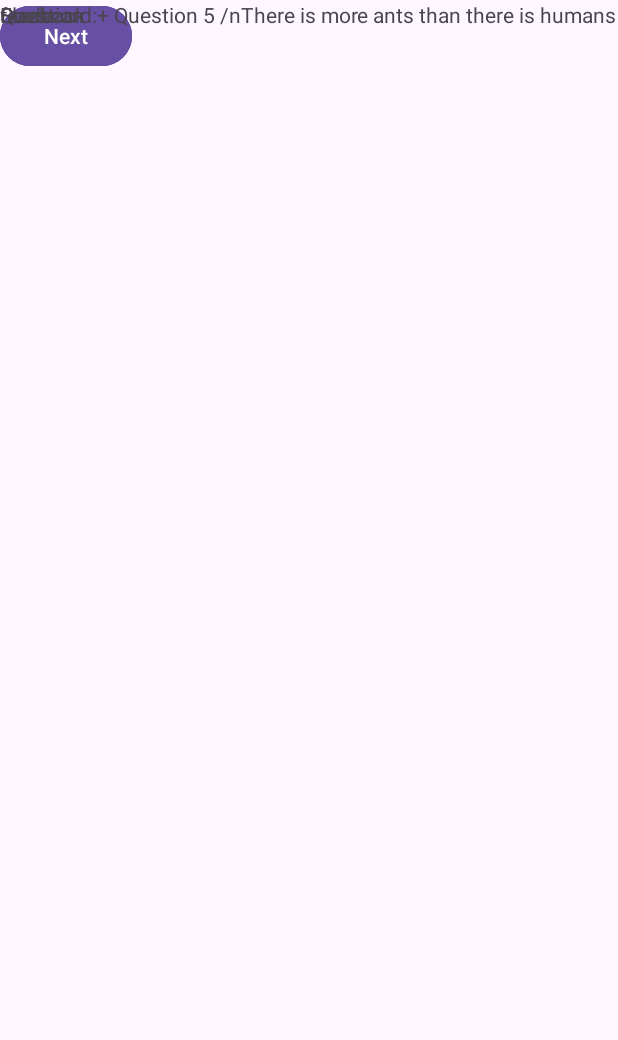
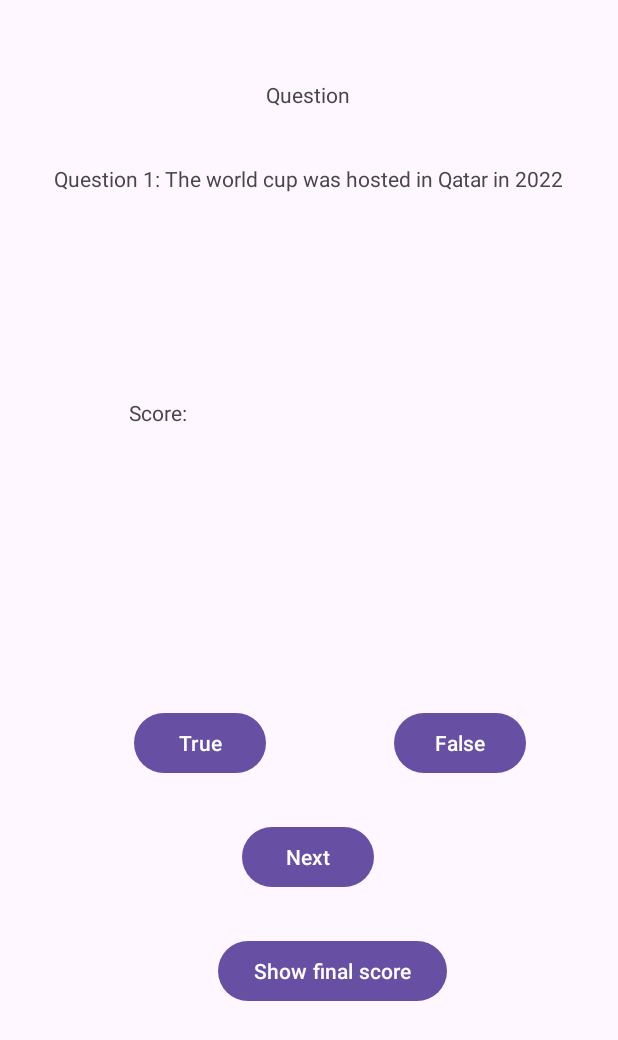
Before and after one commit to Taariq-Faker/Taariq-Faker-ST10479271-IMAD-ASSIGNEMENT-2, an Android app: the FlashcardQuestionScreen screen opened directly, with no data from a screen before it, on a phone screen of 412 x 824 dp. Shown: the top 1040 px of the screen. Run offline under Robolectric (Android 15) with nearby library versions, the phone set to English and light mode, and no system bars.

Commit message:
-Coding  second page -Worked out how to get arrays to work 05/05/25

```diff
--- a/app/src/main/java/vcmsa/ci/taariq_faker_st10479271_imad_assignement_2/FlashcardQuestionScreen.kt
+++ b/app/src/main/java/vcmsa/ci/taariq_faker_st10479271_imad_assignement_2/FlashcardQuestionScreen.kt
@@ -8,15 +8,16 @@ import androidx.activity.enableEdgeToEdge
 import androidx.appcompat.app.AppCompatActivity
 import androidx.core.view.ViewCompat
 import androidx.core.view.WindowInsetsCompat
+import androidx.core.view.isVisible
 
 class FlashcardQuestionScreen : AppCompatActivity() {
 
     var questions = arrayOf<String>(
-        "Question 1 /n" +"The world cup was hosted in Qatar in 2022",
-        "Question 2 /n" +"The US dollar in more valuable than the South African Rand",
-        "Question 3 /n" + "Humans have 4 lungs ",
-        "Question 4 /n" + "Humans can breathe under water",
-        "Question 5 /n" + "There is more ants than there is humans"
+        "Question 1: " +"The world cup was hosted in Qatar in 2022",
+        "Question 2:" +"The US dollar in more valuable than the South African Rand",
+        "Question 3: " + "Humans have 4 lungs ",
+        "Question 4: " + "Humans can breathe under water",
+        "Question 5: " + "There is more ants than there is humans"
     )
 
     var answers= arrayOf(
@@ -45,8 +46,9 @@ class FlashcardQuestionScreen : AppCompatActivity() {
         val questionText = findViewById<TextView>(R.id.questionText)
         val nextButton = findViewById<Button>(R.id.nextButton)
         val scoreTextView=findViewById<TextView>(R.id.scoreText)
+        val finalScore=findViewById<Button>(R.id.finalScoreButton)
 
-        showQuestion(currentIndex)
+        showQuestion(currentIndex, questionText)
 
         trueButton.setOnClickListener {
 
@@ -60,23 +62,29 @@ class FlashcardQuestionScreen : AppCompatActivity() {
 
         nextButton.setOnClickListener {
             currentIndex++
+            showQuestion(currentIndex, questionText)
         }
         if (currentIndex < totalQuestions) {
-            showQuestion(currentIndex)
+            showQuestion(currentIndex, questionText)
             trueButton.isEnabled = true
             falseButton.isEnabled = true
         } else {
-            FinalScore()
+            questionText.text="Quiz Complete"
+            scoreTextView.text="You score: $score out of $totalQuestions"
+            trueButton.isEnabled=false
+            falseButton.isEnabled=false
+            nextButton.isEnabled=false
+            finalScore.isVisible=true
         }
 
-        for (question in questions) {
-            questionText.setText("Flashcard:+ $question")
+
+
     }
 
-        fun showQuestion (index:Int){
-            questionText.text="Question ${index +1}:${questions[index]}"
+    fun showQuestion (index:Int, tv:TextView){
+        tv.text=questions[index]
+    }
 
-        }
     fun checkAnswer(studentAnswer:Boolean)
     {
         if (studentAnswer==answers[currentIndex]) {
@@ -91,22 +99,5 @@ class FlashcardQuestionScreen : AppCompatActivity() {
         }
     }
 
-        fun FinalScore()
-        {
-            questionText.text="Quiz Complete"
-            scoreTextView.text="You score: $score out of $totalQuestions"
-            trueButton.isEnabled=false
-            falseButton.isEnabled=false
-            nextButton.isEnabled=false
+
 }
-
-
-
-
-        ViewCompat.setOnApplyWindowInsetsListener(findViewById(R.id.main)) { v, insets ->
-            val systemBars = insets.getInsets(WindowInsetsCompat.Type.systemBars())
-            v.setPadding(systemBars.left, systemBars.top, systemBars.right, systemBars.bottom)
-            insets
-        }
-    }
-}
--- a/app/src/main/res/layout/activity_flashcard_question_screen.xml
+++ b/app/src/main/res/layout/activity_flashcard_question_screen.xml
@@ -12,53 +12,81 @@
         android:layout_width="wrap_content"
         android:layout_height="wrap_content"
         android:text="True"
-        tools:layout_editor_absoluteX="81dp"
-        tools:layout_editor_absoluteY="415dp" />
+        app:layout_constraintBottom_toBottomOf="parent"
+        app:layout_constraintEnd_toEndOf="parent"
+        app:layout_constraintHorizontal_bias="0.275"
+        app:layout_constraintStart_toStartOf="parent"
+        app:layout_constraintTop_toTopOf="parent"
+        app:layout_constraintVertical_bias="0.607" />
 
     <Button
         android:id="@+id/falseButton"
         android:layout_width="wrap_content"
         android:layout_height="wrap_content"
         android:text="False"
-        tools:layout_editor_absoluteX="274dp"
-        tools:layout_editor_absoluteY="415dp" />
+        app:layout_constraintBottom_toBottomOf="parent"
+        app:layout_constraintEnd_toEndOf="parent"
+        app:layout_constraintHorizontal_bias="0.811"
+        app:layout_constraintStart_toStartOf="parent"
+        app:layout_constraintTop_toTopOf="parent"
+        app:layout_constraintVertical_bias="0.607" />
 
     <Button
         android:id="@+id/nextButton"
         android:layout_width="wrap_content"
         android:layout_height="wrap_content"
         android:text="Next"
-        tools:layout_editor_absoluteX="161dp"
-        tools:layout_editor_absoluteY="523dp" />
+        app:layout_constraintBottom_toBottomOf="parent"
+        app:layout_constraintEnd_toEndOf="parent"
+        app:layout_constraintHorizontal_bias="0.498"
+        app:layout_constraintStart_toStartOf="parent"
+        app:layout_constraintTop_toTopOf="parent"
+        app:layout_constraintVertical_bias="0.705" />
 
     <TextView
         android:id="@+id/questionText"
         android:layout_width="wrap_content"
         android:layout_height="wrap_content"
-        tools:layout_editor_absoluteX="205dp"
-        tools:layout_editor_absoluteY="107dp" />
+        app:layout_constraintBottom_toBottomOf="parent"
+        app:layout_constraintEnd_toEndOf="parent"
+        app:layout_constraintHorizontal_bias="0.498"
+        app:layout_constraintStart_toStartOf="parent"
+        app:layout_constraintTop_toTopOf="parent"
+        app:layout_constraintVertical_bias="0.136" />
 
     <TextView
         android:id="@+id/textView4"
         android:layout_width="wrap_content"
         android:layout_height="wrap_content"
         android:text="Question"
-        tools:layout_editor_absoluteX="174dp"
-        tools:layout_editor_absoluteY="39dp" />
+        app:layout_constraintBottom_toBottomOf="parent"
+        app:layout_constraintEnd_toEndOf="parent"
+        app:layout_constraintHorizontal_bias="0.498"
+        app:layout_constraintStart_toStartOf="parent"
+        app:layout_constraintTop_toTopOf="parent"
+        app:layout_constraintVertical_bias="0.066" />
 
     <TextView
         android:id="@+id/scoreText"
         android:layout_width="wrap_content"
         android:layout_height="wrap_content"
         android:text="Score:"
-        tools:layout_editor_absoluteX="89dp"
-        tools:layout_editor_absoluteY="263dp" />
+        app:layout_constraintBottom_toBottomOf="parent"
+        app:layout_constraintEnd_toEndOf="parent"
+        app:layout_constraintHorizontal_bias="0.231"
+        app:layout_constraintStart_toStartOf="parent"
+        app:layout_constraintTop_toTopOf="parent"
+        app:layout_constraintVertical_bias="0.33" />
 
-    <TextView
-        android:id="@+id/feedbackText"
+    <Button
+        android:id="@+id/finalScoreButton"
         android:layout_width="wrap_content"
         android:layout_height="wrap_content"
-        android:text="feedback"
-        tools:layout_editor_absoluteX="86dp"
-        tools:layout_editor_absoluteY="155dp" />
+        android:text="Show final score"
+        app:layout_constraintBottom_toBottomOf="parent"
+        app:layout_constraintEnd_toEndOf="parent"
+        app:layout_constraintHorizontal_bias="0.56"
+        app:layout_constraintStart_toStartOf="parent"
+        app:layout_constraintTop_toTopOf="parent"
+        app:layout_constraintVertical_bias="0.803" />
 </androidx.constraintlayout.widget.ConstraintLayout>
```
Lines whose indentation alone changed are shown as unchanged.
